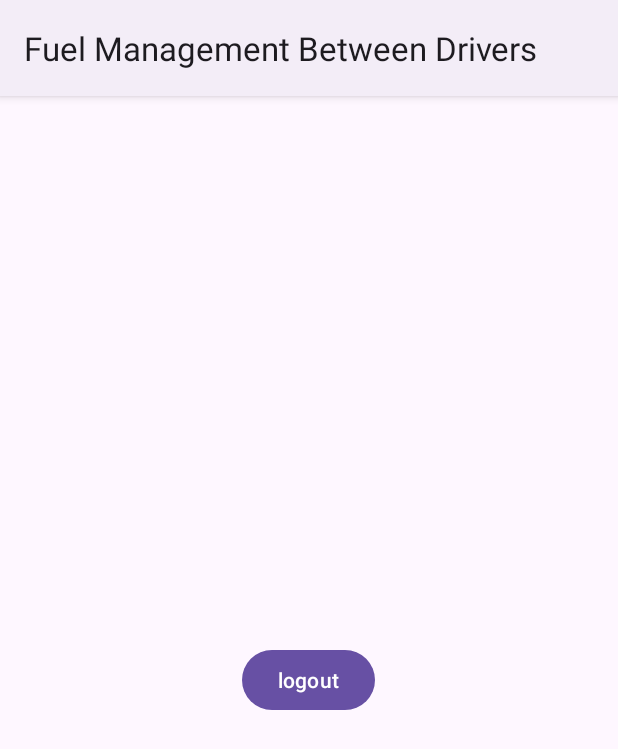
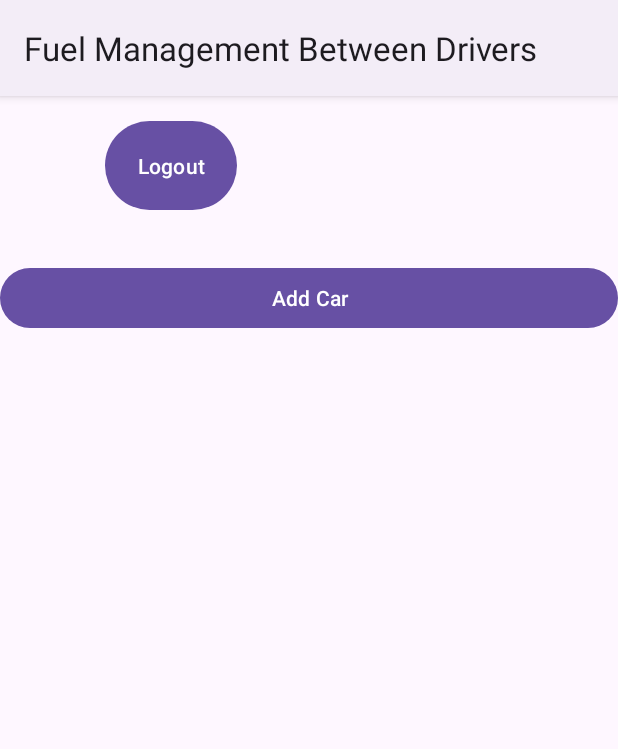
Before and after one commit to sagi565/FuelManagementBetweenDrivers, an Android app: the screen it shows after launch once a user with an empty profile is signed in (MainActivity), on a phone screen of 412 x 824 dp. Shown: the top 749 px of the screen. Run offline under Robolectric (Android 15) with nearby library versions, the phone set to English and light mode, and no system bars; our stand-ins replace Firebase (no records; nobody signed in at launch, a user with empty details on screens opened directly).

```diff
--- a/app/build.gradle
+++ b/app/build.gradle
@@ -35,6 +35,7 @@ dependencies {
     implementation 'com.google.android.material:material:1.9.0'
     implementation 'androidx.constraintlayout:constraintlayout:2.1.4'
     implementation 'com.google.firebase:firebase-auth:22.1.2'
+    implementation 'com.google.firebase:firebase-firestore:24.8.1'
     testImplementation 'junit:junit:4.13.2'
     androidTestImplementation 'androidx.test.ext:junit:1.1.5'
     androidTestImplementation 'androidx.test.espresso:espresso-core:3.5.1'
--- a/app/src/main/AndroidManifest.xml
+++ b/app/src/main/AndroidManifest.xml
@@ -15,11 +15,9 @@
         tools:targetApi="31">
         <activity
             android:name=".Register"
-            android:theme="@style/Theme.AppCompat.DayNight.NoActionBar"
             android:exported="false" />
         <activity
             android:name=".Login"
-            android:theme="@style/Theme.AppCompat.DayNight.NoActionBar"
             android:exported="true">
             <intent-filter>
                 <action android:name="android.intent.action.MAIN" />
--- /dev/null
+++ b/app/src/main/java/com/example/fuelmanagementbetweendrivers/Classes/Model.java
@@ -0,0 +1,6 @@
+package com.example.fuelmanagementbetweendrivers.Classes;
+
+public class Model {
+
+
+}
--- a/app/src/main/java/com/example/fuelmanagementbetweendrivers/MainActivity.java
+++ b/app/src/main/java/com/example/fuelmanagementbetweendrivers/MainActivity.java
@@ -16,6 +16,7 @@ public class MainActivity extends AppCompatActivity {
     TextView userDetails;
     Button logout;
     FirebaseUser user;
+
     @Override
     protected void onCreate(Bundle savedInstanceState) {
         super.onCreate(savedInstanceState);
--- a/app/src/main/res/layout/activity_main.xml
+++ b/app/src/main/res/layout/activity_main.xml
@@ -5,18 +5,37 @@
     android:layout_width="match_parent"
     android:layout_height="match_parent"
     android:orientation="vertical"
-    android:gravity="center"
     tools:context=".MainActivity" >
 
-    <TextView
-        android:id="@+id/userDetails"
-        android:layout_width="wrap_content"
+    <LinearLayout
+        android:layout_width="match_parent"
         android:layout_height="wrap_content"
-        android:text="Fuel Management" />
+        android:orientation="horizontal">
+
+        <TextView
+            android:id="@+id/userDetails"
+            android:layout_width="wrap_content"
+            android:layout_height="wrap_content"
+            android:gravity="center"
+            android:text="Fuel Management"
+            android:textSize="30sp"
+            android:padding="20dp"
+            android:layout_marginRight="30dp"
+            android:textStyle="bold" />
+
+        <Button
+            android:id="@+id/logout"
+            android:layout_width="wrap_content"
+            android:layout_height="wrap_content"
+            android:padding="20dp"
+            android:text="Logout" />
+    </LinearLayout>
 
     <Button
-        android:id="@+id/logout"
-        android:layout_width="wrap_content"
+        android:layout_width="match_parent"
         android:layout_height="wrap_content"
-        android:text="logout" />
+        android:layout_marginTop="30dp"
+        android:text="Add Car"
+        />
+
 </LinearLayout>
```
Also changed, not shown: app/src/main/java/com/example/fuelmanagementbetweendrivers/Register.java (+28 -4 lines), app/src/main/res/layout/activity_login.xml (+5 -2 lines), app/src/main/res/layout/activity_register.xml (+13 -3 lines).
